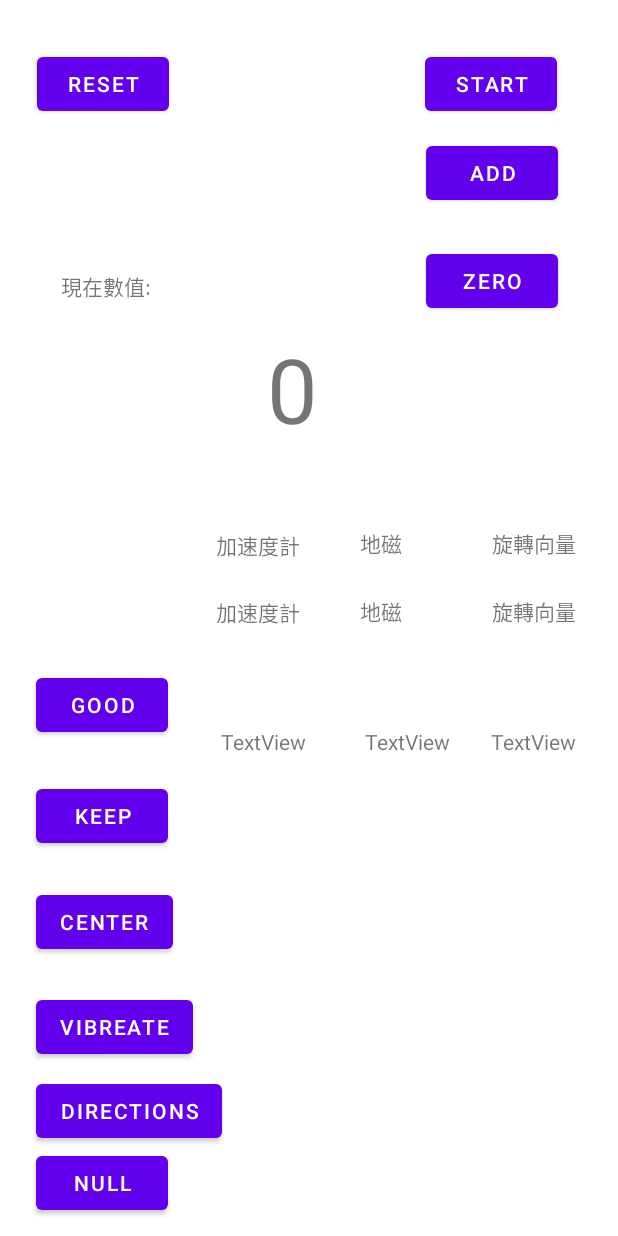
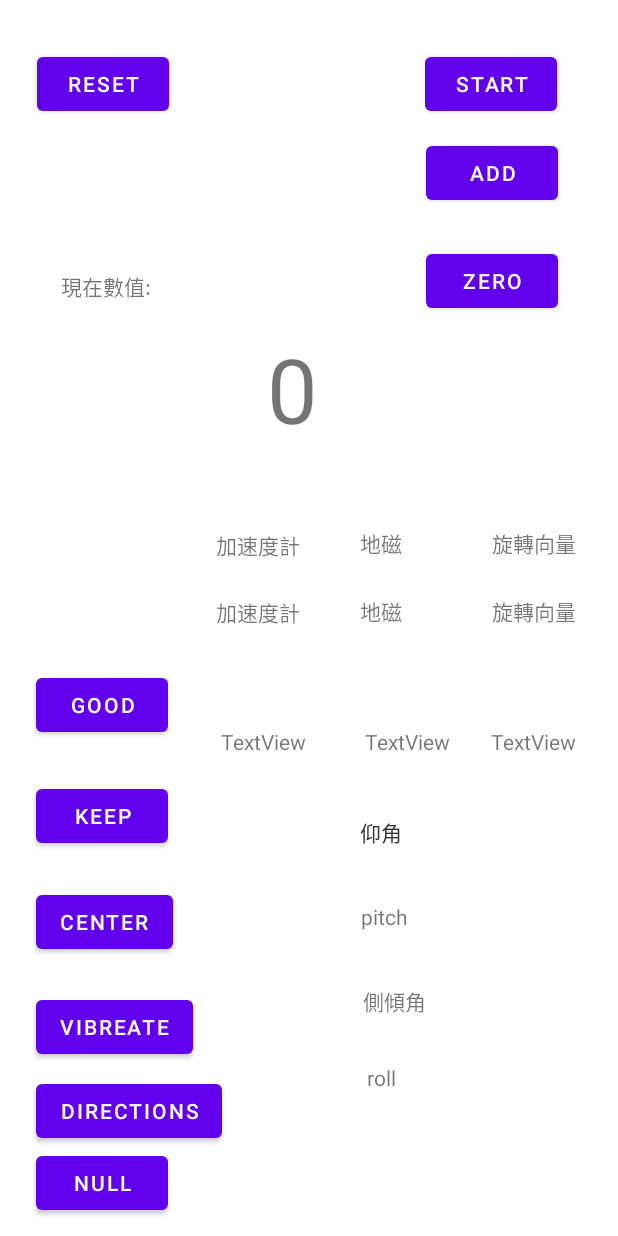
Before and after one commit to yanyanCHEN588/basework_test, an Android app: the ViewActivity screen opened directly, with no data from a screen before it, on a phone screen of 412 x 824 dp. Run offline under Robolectric (Android 15) with nearby library versions, the phone set to English and light mode, and no system bars; pictures from the network do not load.

Commit message:
show pitch and roll

```diff
--- a/app/src/main/java/com/example/basework_test/ViewActivity.java
+++ b/app/src/main/java/com/example/basework_test/ViewActivity.java
@@ -86,7 +86,7 @@ public class ViewActivity extends AppCompatActivity implements OnClickListener,
     SensorManager mSensorManger;
     Sensor mAccelerometer,mRotationVector,mMagnetic;
     TextView tv_acce,tv_magnetic,tv_rotateVector;
-    TextView tv_acceSTA,tv_magneticSTA;
+    TextView tv_acceSTA,tv_magneticSTA,tv_pitchSTA,tv_rollSTA;
 
     int delay =10; //判斷時間條件應該放在這裡，不然進去onSensorChange每次都被刷新
     int flat=0;
@@ -170,6 +170,8 @@ public class ViewActivity extends AppCompatActivity implements OnClickListener,
         tv_rotateVector = findViewById(R.id.tv_rotateVerctor);
         tv_magneticSTA = findViewById(R.id.tv_magneticSTA);
         tv_acceSTA = findViewById(R.id.tv_acceSTA);
+        tv_pitchSTA = findViewById(R.id.tv_pitchSTA);
+        tv_rollSTA = findViewById(R.id.tv_rollSTA);
         //在onCreata宣告物件 關於Sensor
         mSensorManger = (SensorManager) getSystemService(SENSOR_SERVICE);//由系統取得感測器管理員
         mAccelerometer = mSensorManger.getDefaultSensor(Sensor.TYPE_ACCELEROMETER); //取得加速度感應器
@@ -417,20 +419,23 @@ public class ViewActivity extends AppCompatActivity implements OnClickListener,
         compass.setListener(cl);
     }
 
-    private void adjustSotwLabel(float azimuth) {
+    private void adjustSotwLabel(float azimuth,float pitch,float roll) {
         tv_magneticSTA.setText(sotwFormatter.format(azimuth));
+        tv_pitchSTA.setText(String.format("%.2f", pitch));
+        tv_rollSTA.setText(String.format("%.2f", roll));
+
     }
     private Compass.CompassListener getCompassListener() {
         return new Compass.CompassListener() {
             @Override
-            public void onNewAzimuth(final float azimuth) {
+            public void onNewAzimuth(final float azimuth,final float pitch,final float roll) {
                 // UI updates only in UI thread
                 // https://stackoverflow.com/q/11140285/444966
                 runOnUiThread(new Runnable() {
                     @Override
                     public void run() {
 //                        adjustArrow(azimuth);
-                        adjustSotwLabel(azimuth);
+                        adjustSotwLabel(azimuth,pitch,roll);
                         azi=azimuth;
                     }
                 });
--- a/app/src/main/java/com/example/basework_test/compass/Compass.java
+++ b/app/src/main/java/com/example/basework_test/compass/Compass.java
@@ -11,7 +11,7 @@ public class Compass implements SensorEventListener {
     private static final String TAG = "Compass";
 
     public interface CompassListener {
-        void onNewAzimuth(float azimuth);
+        void onNewAzimuth(float azimuth,float pitch,float roll);
     }
 
     private CompassListener listener;
@@ -27,6 +27,8 @@ public class Compass implements SensorEventListener {
 
     private float azimuth;
     private float azimuthFix;
+    private float pitch;
+    private float roll;
 
     public Compass(Context context) {
         sensorManager = (SensorManager) context
@@ -98,9 +100,12 @@ public class Compass implements SensorEventListener {
                 // Log.d(TAG, "azimuth (rad): " + azimuth);
                 azimuth = (float) Math.toDegrees(orientation[0]); // orientation
                 azimuth = (azimuth + azimuthFix + 360) % 360;
+                pitch = (float) Math.toDegrees(orientation[1]); // pitch
+                roll = (float) Math.toDegrees(orientation[2]);
                 // Log.d(TAG, "azimuth (deg): " + azimuth);
+
                 if (listener != null) {
-                    listener.onNewAzimuth(azimuth);
+                    listener.onNewAzimuth(azimuth,pitch,roll);
                 }
             }
         }
--- a/app/src/main/java/com/example/basework_test/compass/CompassActivity.java
+++ b/app/src/main/java/com/example/basework_test/compass/CompassActivity.java
@@ -88,7 +88,7 @@ public class CompassActivity extends AppCompatActivity {
     private Compass.CompassListener getCompassListener() {
         return new Compass.CompassListener() {
             @Override
-            public void onNewAzimuth(final float azimuth) {
+            public void onNewAzimuth(final float azimuth,final float pitch,float roll) {
                 // UI updates only in UI thread
                 // https://stackoverflow.com/q/11140285/444966
                 runOnUiThread(new Runnable() {
--- a/app/src/main/res/layout/activity_view.xml
+++ b/app/src/main/res/layout/activity_view.xml
@@ -5,6 +5,18 @@
     android:layout_width="match_parent"
     android:layout_height="match_parent"
     tools:context=".ViewActivity">
+
+    <TextView
+        android:id="@+id/textView7"
+        android:layout_width="wrap_content"
+        android:layout_height="wrap_content"
+        android:layout_marginTop="40dp"
+        android:layout_marginEnd="144dp"
+        android:text="@string/txt_pitch"
+        app:layout_constraintBottom_toBottomOf="parent"
+        app:layout_constraintEnd_toEndOf="parent"
+        app:layout_constraintTop_toBottomOf="@+id/tv_magnetic"
+        app:layout_constraintVertical_bias="0.0" />
 
     <TextView
         android:id="@+id/textView"
@@ -266,4 +278,56 @@
         app:layout_constraintStart_toStartOf="parent"
         app:layout_constraintTop_toBottomOf="@+id/bt_directions"
         app:layout_constraintVertical_bias="0.0" />
+
+    <TextView
+        android:id="@+id/textView3"
+        android:layout_width="wrap_content"
+        android:layout_height="wrap_content"
+        android:layout_marginTop="40dp"
+        android:layout_marginEnd="144dp"
+        android:text="@string/txt_pitch"
+        app:layout_constraintBottom_toBottomOf="parent"
+        app:layout_constraintEnd_toEndOf="parent"
+        app:layout_constraintTop_toBottomOf="@+id/tv_magnetic"
+        app:layout_constraintVertical_bias="0.0" />
+
+    <TextView
+        android:id="@+id/tv_pitchSTA"
+        android:layout_width="wrap_content"
+        android:layout_height="wrap_content"
+        android:layout_marginTop="36dp"
+        android:layout_marginEnd="140dp"
+        android:layout_marginBottom="205dp"
+        android:text="pitch"
+        app:layout_constraintBottom_toBottomOf="parent"
+        app:layout_constraintEnd_toEndOf="parent"
+        app:layout_constraintTop_toBottomOf="@+id/textView3"
+        app:layout_constraintVertical_bias="0.0" />
+
+    <TextView
+        android:id="@+id/textView9"
+        android:layout_width="wrap_content"
+        android:layout_height="wrap_content"
+        android:layout_marginTop="40dp"
+        android:layout_marginEnd="128dp"
+        android:layout_marginBottom="146dp"
+        android:text="@string/txt_roll"
+        app:layout_constraintBottom_toBottomOf="parent"
+        app:layout_constraintEnd_toEndOf="parent"
+        app:layout_constraintTop_toBottomOf="@+id/tv_pitchSTA"
+        app:layout_constraintVertical_bias="1.0" />
+
+    <TextView
+        android:id="@+id/tv_rollSTA"
+        android:layout_width="wrap_content"
+        android:layout_height="wrap_content"
+        android:layout_marginTop="30dp"
+        android:layout_marginEnd="148dp"
+        android:layout_marginBottom="96dp"
+        android:text="roll"
+        app:layout_constraintBottom_toBottomOf="parent"
+        app:layout_constraintEnd_toEndOf="parent"
+        app:layout_constraintTop_toBottomOf="@+id/textView9"
+        app:layout_constraintVertical_bias="1.0" />
+
 </androidx.constraintlayout.widget.ConstraintLayout>
--- a/app/src/main/res/values/strings.xml
+++ b/app/src/main/res/values/strings.xml
@@ -7,6 +7,8 @@
     <string name="txt_magnetic">地磁</string>
     <string name="txt_gyroscope">陀螺儀</string>
     <string name="txt_rotation_vector">旋轉向量</string>
+    <string name="txt_pitch">仰角</string>
+    <string name="txt_roll">側傾角</string>
     <string name="action_settings">Settings</string>
 
     <string name="compass_dial" translatable="false">Compass Dial</string>
```
